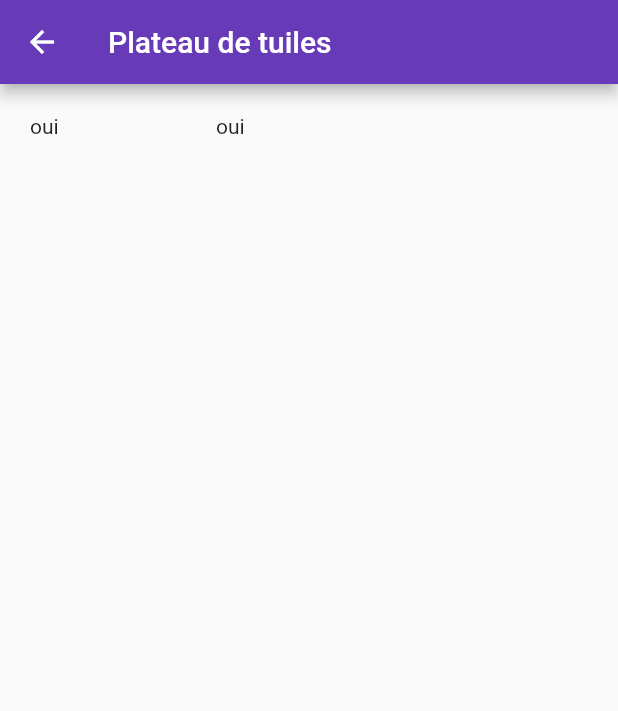
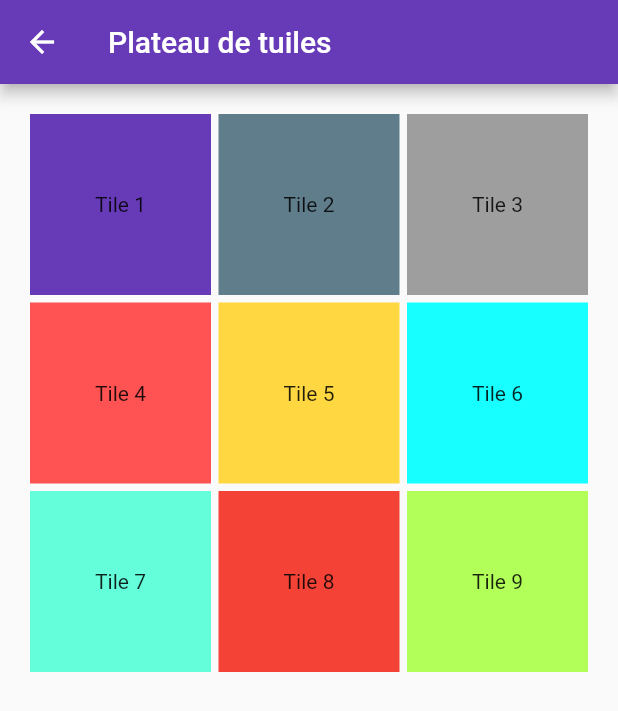
Before and after one commit to GingErwan/amse_taquin, a Flutter app: the Exercice5a_Page screen opened directly, on a phone screen of 412 x 824 dp. Shown: the top 711 px of the screen. Run offline on Flutter 3.47's test engine with Material 2 defaults, Android fonts, the phone set to English and light mode, and no system bars.

Commit message:
Ajout exercice 5a

```diff
--- a/lib/exercice5a.dart
+++ b/lib/exercice5a.dart
@@ -22,9 +22,20 @@ class _Exercice5a_Page extends State<Exercice5a_Page> {
         margin: EdgeInsets.all(20.0),
         child: GridView.count(
           crossAxisCount: 3,
+          crossAxisSpacing: 5,
+          mainAxisSpacing: 5,
           children: [
-            Container(child: Text("oui")),
-            Container(child: Text("oui")),
+            Container(color: Colors.deepPurple, child:Center(child: Text("Tile 1"))),
+            Container(color: Colors.blueGrey, child:Center(child: Text("Tile 2"))),
+            Container(color: Colors.grey, child:Center(child: Text("Tile 3"))),
+
+            Container(color: Colors.redAccent, child:Center(child: Text("Tile 4"))),
+            Container(color: Colors.amberAccent, child:Center(child: Text("Tile 5"))),
+            Container(color: Colors.cyanAccent, child:Center(child: Text("Tile 6"))),
+
+            Container(color: Colors.tealAccent, child:Center(child: Text("Tile 7"))),
+            Container(color: Colors.red, child:Center(child: Text("Tile 8"))),
+            Container(color: Colors.lightGreenAccent, child:Center(child: Text("Tile 9"))),
           ],
         ),
       ),
```
